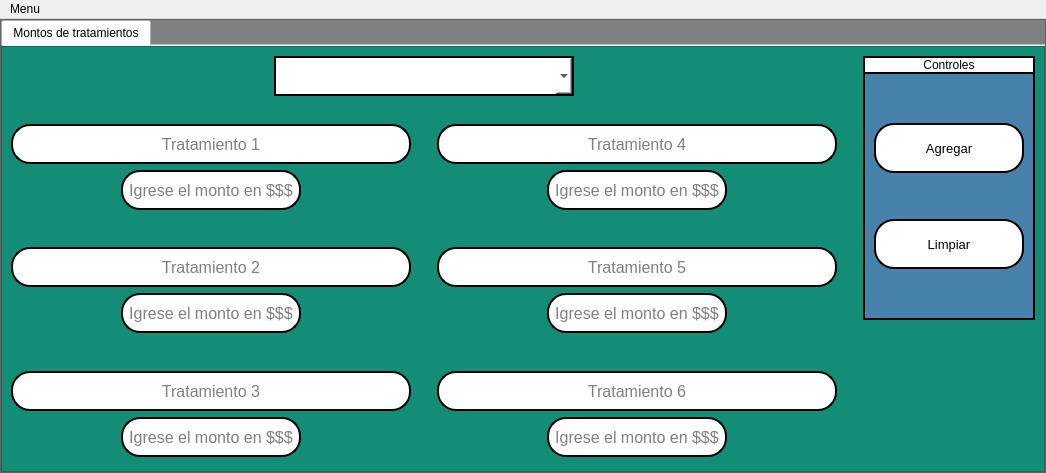
Qt form interfaces/montos.ui (Reinaldito04/App-Consultas-y-Historias-Medicas) before a commit.
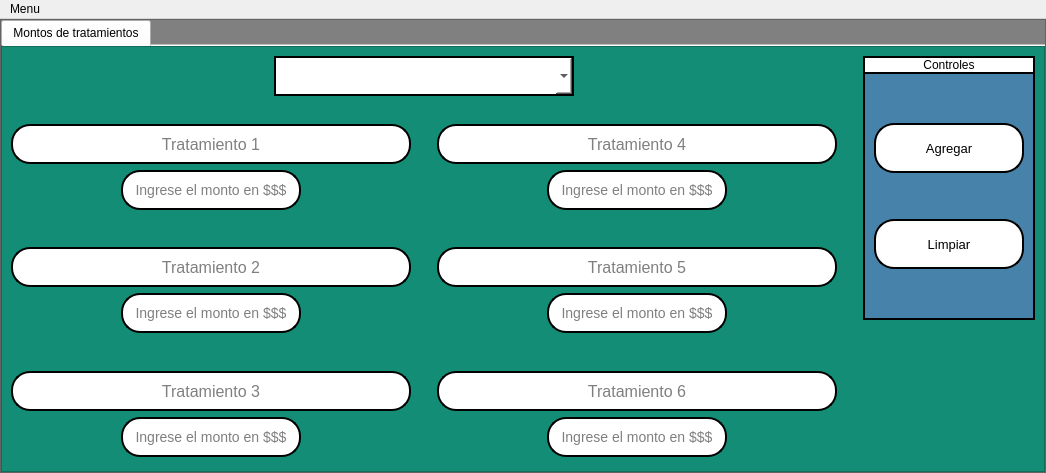
The same form after that commit. Icons and pictures are not drawn.

Commit message: Verificación de montos ,Regex para permitir solos numeros , actualización de monto en base de datos para evitar repetición de data

The edit to the form file:
```diff
--- a/interfaces/montos.ui
+++ b/interfaces/montos.ui
@@ -296,12 +296,15 @@
                               <property name="font">
                                <font>
                                 <family>Microsoft Sans Serif</family>
-                                <pointsize>12</pointsize>
+                                <pointsize>-1</pointsize>
                                 <weight>50</weight>
                                 <italic>false</italic>
                                 <bold>false</bold>
                                </font>
                               </property>
+                              <property name="styleSheet">
+                               <string notr="true">font-size:14px;</string>
+                              </property>
                               <property name="maxLength">
                                <number>4</number>
                               </property>
@@ -312,7 +315,7 @@
                                <bool>false</bool>
                               </property>
                               <property name="placeholderText">
-                               <string>Igrese el monto en $$$</string>
+                               <string>Ingrese el monto en $$$</string>
                               </property>
                              </widget>
                             </item>
@@ -414,12 +417,15 @@
                               <property name="font">
                                <font>
                                 <family>Microsoft Sans Serif</family>
-                                <pointsize>12</pointsize>
+                                <pointsize>-1</pointsize>
                                 <weight>50</weight>
                                 <italic>false</italic>
                                 <bold>false</bold>
                                </font>
                               </property>
+                              <property name="styleSheet">
+                               <string notr="true">font-size:14px;</string>
+                              </property>
                               <property name="maxLength">
                                <number>4</number>
                               </property>
@@ -430,7 +436,7 @@
                                <bool>false</bool>
                               </property>
                               <property name="placeholderText">
-                               <string>Igrese el monto en $$$</string>
+                               <string>Ingrese el monto en $$$</string>
                               </property>
                              </widget>
                             </item>
@@ -532,12 +538,15 @@
                               <property name="font">
                                <font>
                                 <family>Microsoft Sans Serif</family>
-                                <pointsize>12</pointsize>
+                                <pointsize>-1</pointsize>
                                 <weight>50</weight>
                                 <italic>false</italic>
                                 <bold>false</bold>
                                </font>
                               </property>
+                              <property name="styleSheet">
+                               <string notr="true">font-size:14px;</string>
+                              </property>
                               <property name="maxLength">
                                <number>4</number>
                               </property>
@@ -548,7 +557,7 @@
                                <bool>false</bool>
                               </property>
                               <property name="placeholderText">
-                               <string>Igrese el monto en $$$</string>
+                               <string>Ingrese el monto en $$$</string>
                               </property>
                              </widget>
                             </item>
@@ -654,12 +663,15 @@
                               <property name="font">
                                <font>
                                 <family>Microsoft Sans Serif</family>
-                                <pointsize>12</pointsize>
+                                <pointsize>-1</pointsize>
                                 <weight>50</weight>
                                 <italic>false</italic>
                                 <bold>false</bold>
                                </font>
                               </property>
+                              <property name="styleSheet">
+                               <string notr="true">font-size:14px;</string>
+                              </property>
                               <property name="maxLength">
                                <number>4</number>
                               </property>
@@ -670,7 +682,7 @@
                                <bool>false</bool>
                               </property>
                               <property name="placeholderText">
-                               <string>Igrese el monto en $$$</string>
+                               <string>Ingrese el monto en $$$</string>
                               </property>
                              </widget>
                             </item>
@@ -772,12 +784,15 @@
                               <property name="font">
                                <font>
                                 <family>Microsoft Sans Serif</family>
-                                <pointsize>12</pointsize>
+                                <pointsize>-1</pointsize>
                                 <weight>50</weight>
                                 <italic>false</italic>
                                 <bold>false</bold>
                                </font>
                               </property>
+                              <property name="styleSheet">
+                               <string notr="true">font-size:14px;</string>
+                              </property>
                               <property name="maxLength">
                                <number>4</number>
                               </property>
@@ -788,7 +803,7 @@
                                <bool>false</bool>
                               </property>
                               <property name="placeholderText">
-                               <string>Igrese el monto en $$$</string>
+                               <string>Ingrese el monto en $$$</string>
                               </property>
                              </widget>
                             </item>
@@ -890,12 +905,15 @@
                               <property name="font">
                                <font>
                                 <family>Microsoft Sans Serif</family>
-                                <pointsize>12</pointsize>
+                                <pointsize>-1</pointsize>
                                 <weight>50</weight>
                                 <italic>false</italic>
                                 <bold>false</bold>
                                </font>
                               </property>
+                              <property name="styleSheet">
+                               <string notr="true">font-size:14px;</string>
+                              </property>
                               <property name="maxLength">
                                <number>4</number>
                               </property>
@@ -906,7 +924,7 @@
                                <bool>false</bool>
                               </property>
                               <property name="placeholderText">
-                               <string>Igrese el monto en $$$</string>
+                               <string>Ingrese el monto en $$$</string>
                               </property>
                              </widget>
                             </item>
```
Left out of the diff: 2 changed lines with no effect on the pictures. The commit also changes 3 other files.
